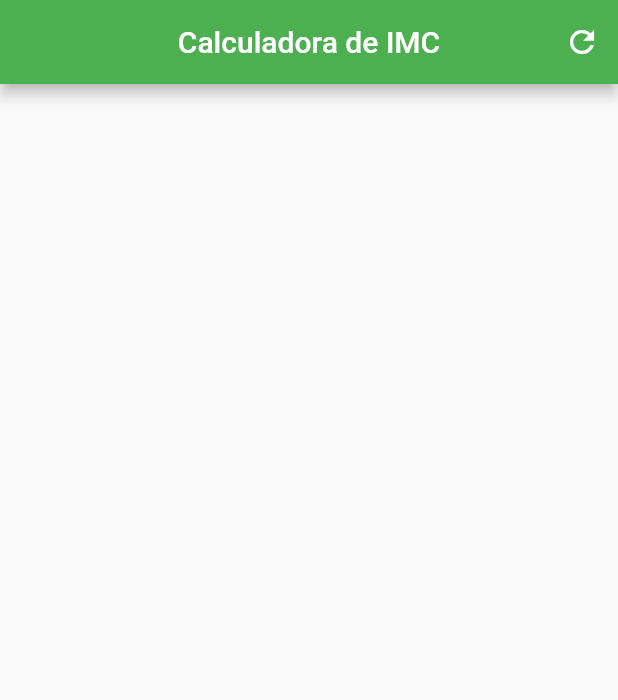
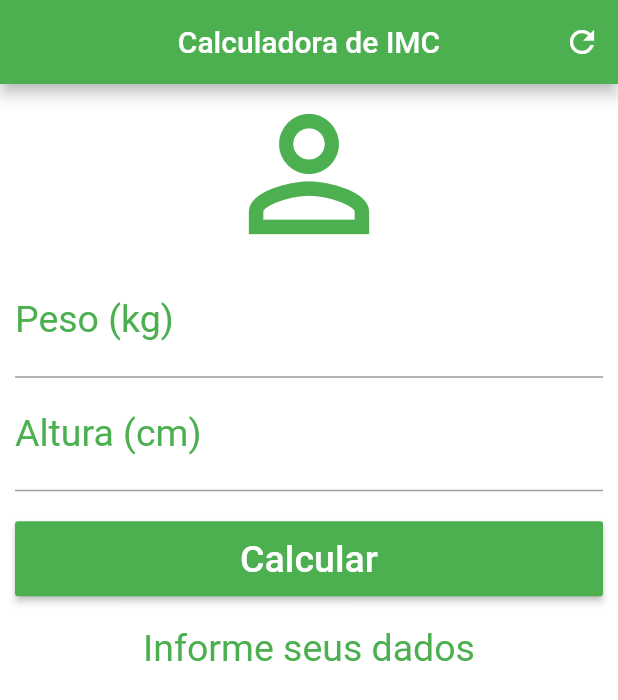
Before and after one commit to franciscpd/calculadora_imc, a Flutter app: the screen it shows after launch, on a phone screen of 412 x 824 dp. Shown: the top 700 px of the screen. Run offline on Flutter 3.47's test engine with Material 2 defaults, Android fonts, the phone set to English and light mode, and no system bars.

Commit message:
Add layout app

```diff
--- a/lib/main.dart
+++ b/lib/main.dart
@@ -26,6 +26,57 @@ class _HomeState extends State<Home> {
           ),
         ],
       ),
+      backgroundColor: Colors.white,
+      body: SingleChildScrollView(
+        padding: EdgeInsets.fromLTRB(10.0, 0.0, 10.0, 0.0),
+        child: Column(
+          crossAxisAlignment: CrossAxisAlignment.stretch,
+          children: <Widget>[
+            Icon(
+              Icons.person_outline,
+              size: 120.0,
+              color: Colors.green,
+            ),
+            TextField(
+              keyboardType: TextInputType.number,
+              decoration: InputDecoration(
+                labelText: "Peso (kg)",
+                labelStyle: TextStyle(color: Colors.green),
+              ),
+              textAlign: TextAlign.center,
+              style: TextStyle(color: Colors.green, fontSize: 25),
+            ),
+            TextField(
+              keyboardType: TextInputType.number,
+              decoration: InputDecoration(
+                labelText: "Altura (cm)",
+                labelStyle: TextStyle(color: Colors.green),
+              ),
+              textAlign: TextAlign.center,
+              style: TextStyle(color: Colors.green, fontSize: 25),
+            ),
+            Padding(
+              padding: EdgeInsets.only(top: 20.0, bottom: 20.0),
+              child: Container(
+                height: 50.0,
+                child: RaisedButton(
+                  color: Colors.green,
+                  onPressed: () {},
+                  child: Text(
+                    "Calcular",
+                    style: TextStyle(color: Colors.white, fontSize: 25.0),
+                  ),
+                ),
+              ),
+            ),
+            Text(
+              "Informe seus dados",
+              textAlign: TextAlign.center,
+              style: TextStyle(color: Colors.green, fontSize: 25.0),
+            ),
+          ],
+        ),
+      ),
     );
   }
 }
```
